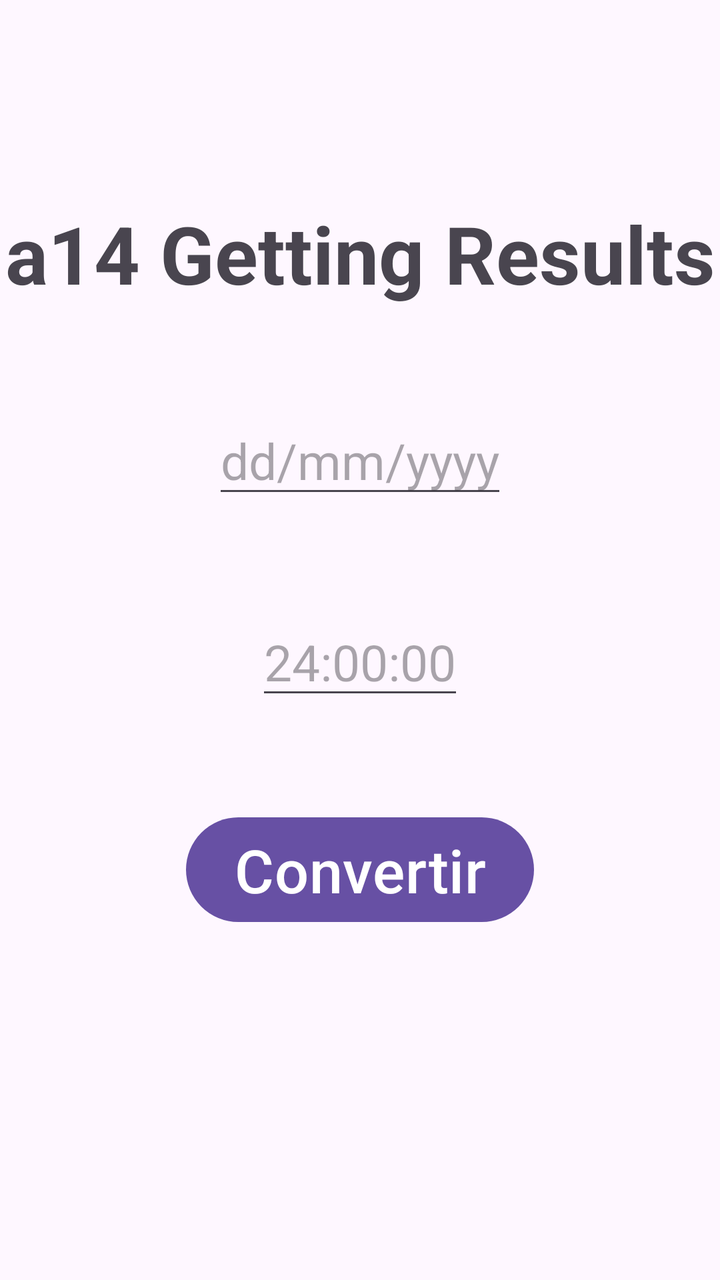
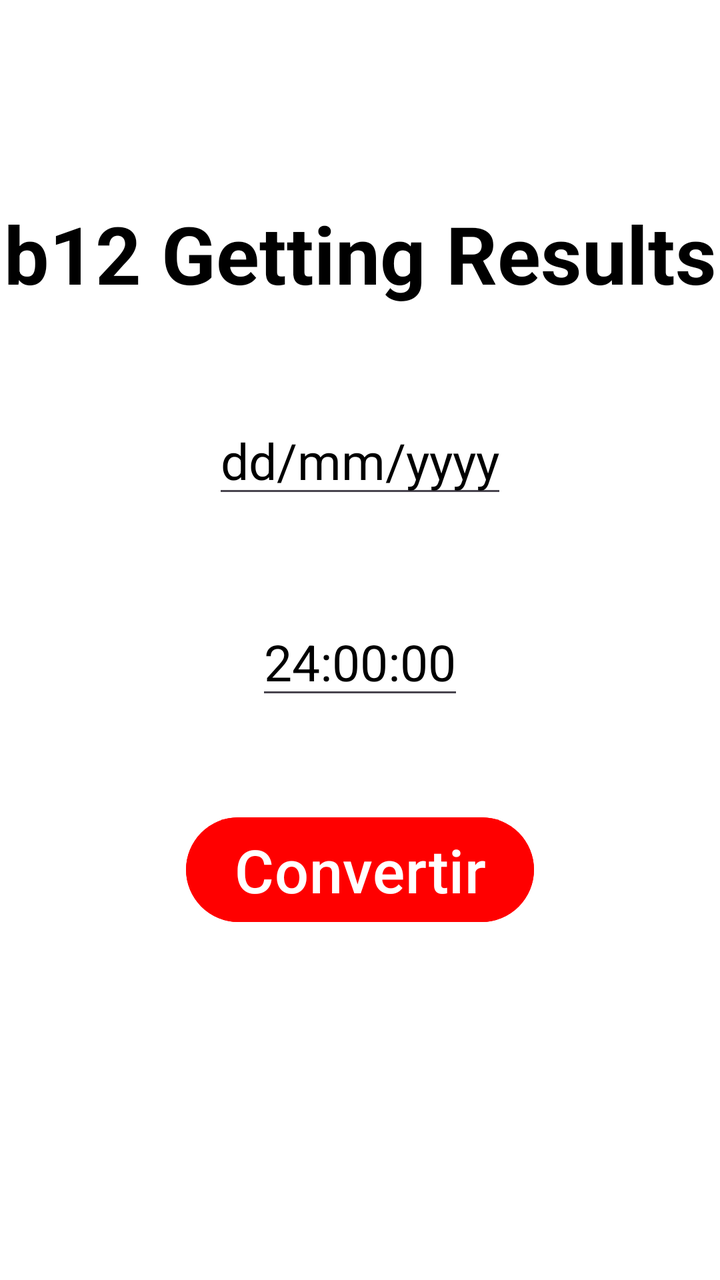

Screens rendered from an Android XML layout before and after an edit, with the pre-edit source and the edit as a unified diff.
<!-- AndroidManifest.xml: application theme Theme.B12GettingResults -->
<!-- res/layout/activity_main.xml -->
<?xml version="1.0" encoding="utf-8"?>
<androidx.constraintlayout.widget.ConstraintLayout xmlns:android="http://schemas.android.com/apk/res/android"
    xmlns:app="http://schemas.android.com/apk/res-auto"
    xmlns:tools="http://schemas.android.com/tools"
    android:id="@+id/main"
    android:layout_width="match_parent"
    android:layout_height="match_parent"
    tools:context=".MainActivity"
    android:background="@color/Cian">

    <TextView
        android:id="@+id/Hello"
        android:layout_width="wrap_content"
        android:layout_height="wrap_content"
        android:text="a14 Getting Results"
        android:textSize="40sp"
        android:textStyle="bold"
        app:layout_constraintEnd_toEndOf="parent"
        app:layout_constraintStart_toStartOf="parent"
        app:layout_constraintTop_toTopOf="parent"
        android:layout_marginTop="100dp"/>

    <EditText
        android:id="@+id/fecha"
        android:layout_width="wrap_content"
        android:layout_height="wrap_content"
        android:layout_marginTop="50dp"
        android:hint="dd/mm/yyyy"
        android:textSize="25sp"
        app:layout_constraintTop_toBottomOf="@id/Hello"
        app:layout_constraintStart_toStartOf="parent"
        app:layout_constraintEnd_toEndOf="parent"
        android:inputType="date"/>

    <EditText
        android:id="@+id/Tiempo"
        android:layout_width="wrap_content"
        android:layout_height="wrap_content"
        android:layout_marginTop="50dp"
        android:hint="24:00:00"
        android:textSize="25sp"
        app:layout_constraintTop_toBottomOf="@id/fecha"
        app:layout_constraintStart_toStartOf="parent"
        app:layout_constraintEnd_toEndOf="parent"
        android:inputType="time"/>

    <Button
        android:id="@+id/Enviar"
        android:layout_width="wrap_content"
        android:layout_height="wrap_content"
        android:text="Convertir"
        android:textSize="30sp"
        app:layout_constraintTop_toBottomOf="@id/Tiempo"
        app:layout_constraintStart_toStartOf="parent"
        app:layout_constraintEnd_toEndOf="parent"
        android:layout_marginTop="50dp"/>

    <TextView
        android:id="@+id/Resultado"
        android:layout_width="wrap_content"
        android:layout_height="wrap_content"
        android:textSize="25sp"
        app:layout_constraintTop_toBottomOf="@id/Enviar"
        app:layout_constraintStart_toStartOf="parent"
        app:layout_constraintEnd_toEndOf="parent"
        app:layout_constraintBottom_toBottomOf="parent"/>

</androidx.constraintlayout.widget.ConstraintLayout>
<!-- resources referenced by this layout -->
<resources>
  <style name="Theme.B12GettingResults" parent="Base.Theme.B12GettingResults" />
  <style name="Base.Theme.B12GettingResults" parent="Theme.Material3.DayNight.NoActionBar">
          
          
      </style>
</resources>

<!-- the commit's change to res/layout/activity_main.xml (unified diff, before → after) -->
@@ -6,15 +6,16 @@
     android:layout_width="match_parent"
     android:layout_height="match_parent"
     tools:context=".MainActivity"
-    android:background="@color/Cian">
+    android:background="@color/white">
 
     <TextView
         android:id="@+id/Hello"
         android:layout_width="wrap_content"
         android:layout_height="wrap_content"
-        android:text="a14 Getting Results"
+        android:text="b12 Getting Results"
         android:textSize="40sp"
         android:textStyle="bold"
+        android:textColor="@color/black"
         app:layout_constraintEnd_toEndOf="parent"
         app:layout_constraintStart_toStartOf="parent"
         app:layout_constraintTop_toTopOf="parent"
@@ -27,6 +28,8 @@
         android:layout_marginTop="50dp"
         android:hint="dd/mm/yyyy"
         android:textSize="25sp"
+        android:textColor="@color/black"
+        android:textColorHint="@color/black"
         app:layout_constraintTop_toBottomOf="@id/Hello"
         app:layout_constraintStart_toStartOf="parent"
         app:layout_constraintEnd_toEndOf="parent"
@@ -39,6 +42,8 @@
         android:layout_marginTop="50dp"
         android:hint="24:00:00"
         android:textSize="25sp"
+        android:textColor="@color/black"
+        android:textColorHint="@color/black"
         app:layout_constraintTop_toBottomOf="@id/fecha"
         app:layout_constraintStart_toStartOf="parent"
         app:layout_constraintEnd_toEndOf="parent"
@@ -50,6 +55,8 @@
         android:layout_height="wrap_content"
         android:text="Convertir"
         android:textSize="30sp"
+        android:backgroundTint="@color/red"
+        android:textColor="@color/white"
         app:layout_constraintTop_toBottomOf="@id/Tiempo"
         app:layout_constraintStart_toStartOf="parent"
         app:layout_constraintEnd_toEndOf="parent"
@@ -60,6 +67,7 @@
         android:layout_width="wrap_content"
         android:layout_height="wrap_content"
         android:textSize="25sp"
+        android:textColor="@color/black"
         app:layout_constraintTop_toBottomOf="@id/Enviar"
         app:layout_constraintStart_toStartOf="parent"
         app:layout_constraintEnd_toEndOf="parent"
<!-- resource entries referenced after the edit -->
@@ -1,5 +1,8 @@
 <!-- resources referenced by this layout -->
 <resources>
+  <color name="black">#FF000000</color>
+  <color name="red">#FF0000</color>
+  <color name="white">#FFFFFFFF</color>
   <style name="Theme.B12GettingResults" parent="Base.Theme.B12GettingResults" />
   <style name="Base.Theme.B12GettingResults" parent="Theme.Material3.DayNight.NoActionBar">
           
